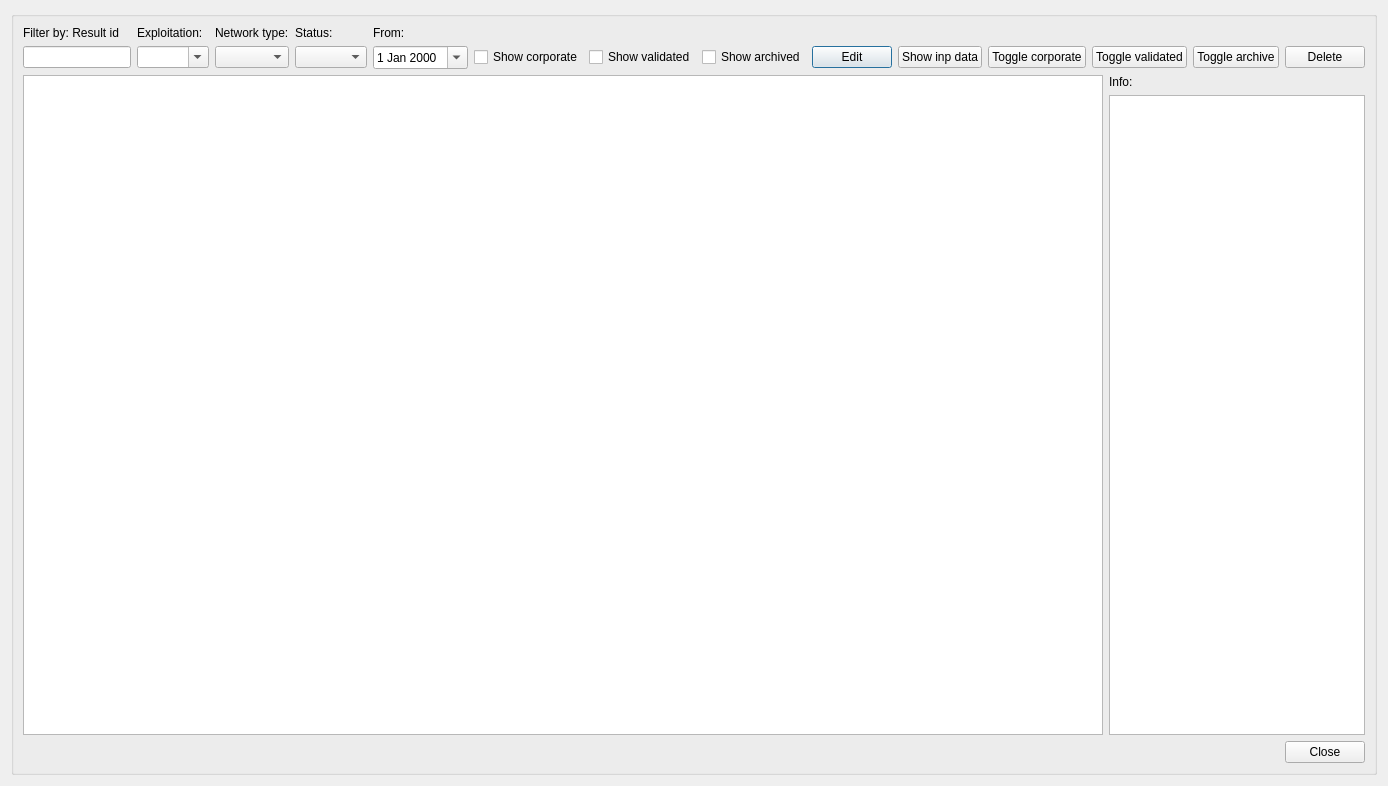
Above: core/ui/toolbars/epa/go2epa_manager.ui from giswater/plugin before the change. Below: the same form after it.
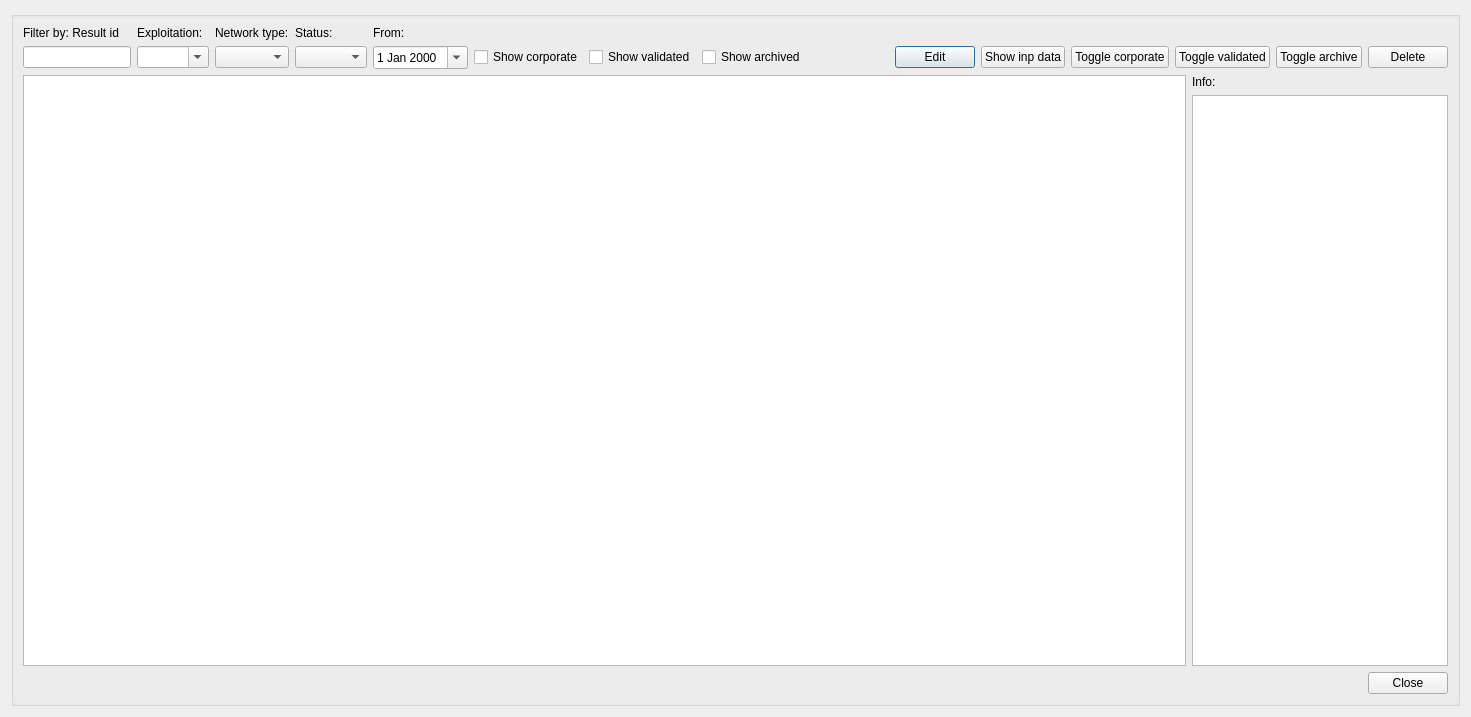
That is the form after the change.

Commit message: feat: update dialog default dimensions

Diff of the .ui file:
```diff
--- a/core/ui/toolbars/epa/go2epa_manager.ui
+++ b/core/ui/toolbars/epa/go2epa_manager.ui
@@ -6,8 +6,8 @@
    <rect>
     <x>0</x>
     <y>0</y>
-    <width>1383</width>
-    <height>786</height>
+    <width>1471</width>
+    <height>717</height>
    </rect>
   </property>
   <property name="windowTitle">
```
